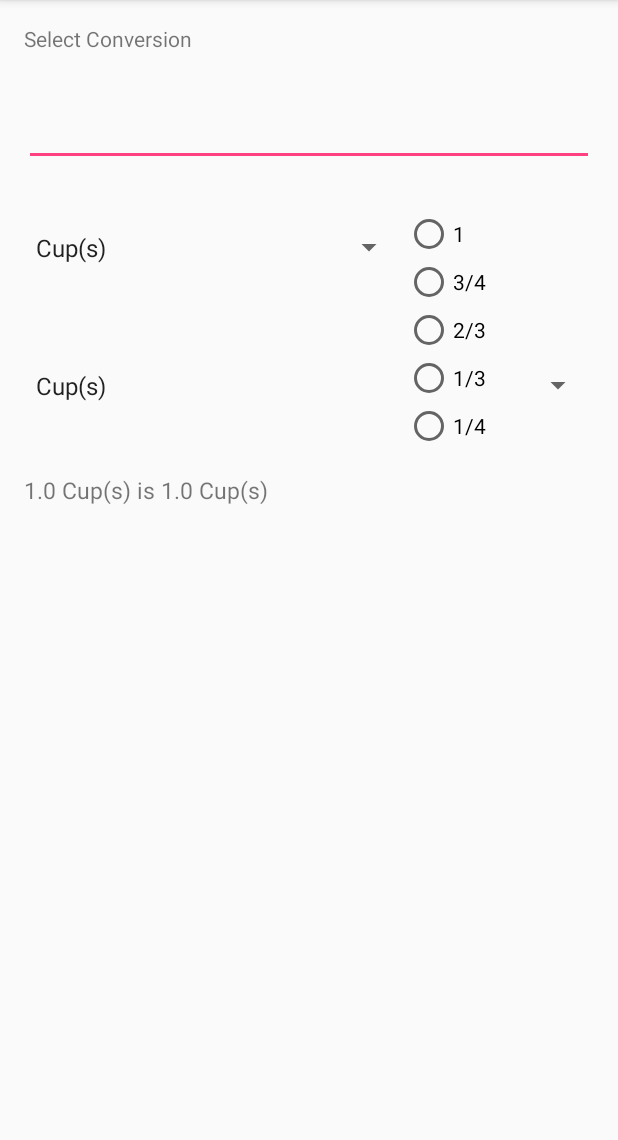
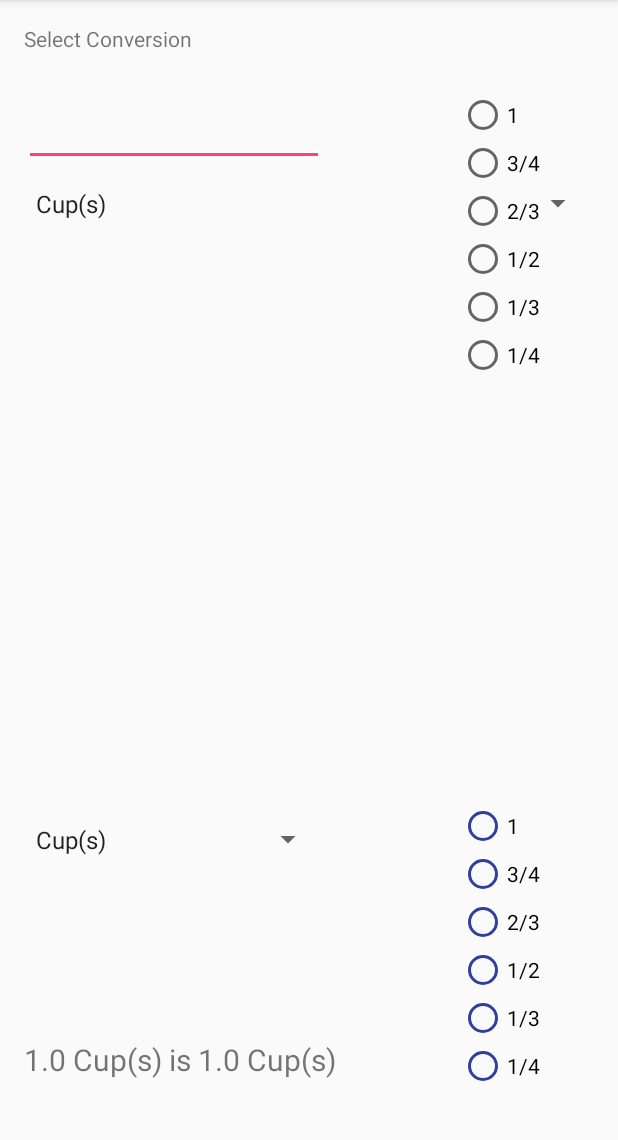
Before and after one commit to DeclanBuhrsmith/RecipeConverter, an Android app: the screen it shows after launch (MainActivity), on a phone screen of 412 x 824 dp, the part 84-1224 px from its top. Run offline under Robolectric (Android 15) with nearby library versions, the phone set to English and light mode, and no system bars.

Commit message:
Grinding this code

```diff
--- a/app/src/main/res/layout/activity_main.xml
+++ b/app/src/main/res/layout/activity_main.xml
@@ -19,16 +19,18 @@
     <TextView
         android:layout_width="wrap_content"
         android:layout_height="wrap_content"
-        android:layout_marginTop="300dp"
-        android:textSize="15dp"
+        android:textSize="20dp"
         android:id="@+id/convertedNum"
         android:text="@string/conversionDefault"
-        />
+        android:layout_marginBottom="32dp"
+        android:layout_alignParentBottom="true"
+        android:layout_alignParentLeft="true"
+        android:layout_alignParentStart="true" />
 
 
     <EditText
         android:id="@+id/editText"
-        android:layout_width="match_parent"
+        android:layout_width="200dp"
         android:layout_height="50dp"
         android:inputType="phone"
         android:layout_below="@+id/textView"
@@ -43,61 +45,127 @@
 
         android:layout_below="@+id/editText"
         android:layout_alignParentLeft="true"
-        android:layout_alignParentStart="true"
-        android:layout_marginTop="29dp"
-        android:layout_toLeftOf="@+id/radioGroup"
-        android:layout_toStartOf="@+id/radioGroup" />
+        android:layout_alignParentStart="true" />
 
     <Spinner
         android:id="@+id/conversion_spinner2"
-        android:layout_width="match_parent"
+        android:layout_width="200dp"
         android:layout_height="50dp"
 
-        android:layout_below="@+id/conversion_spinner"
+        android:layout_marginBottom="108dp"
+        android:layout_above="@+id/convertedNum"
         android:layout_alignParentLeft="true"
-        android:layout_alignParentStart="true"
-        android:layout_marginTop="42dp" />
+        android:layout_alignParentStart="true" />
 
     <RadioGroup
         android:layout_width="90dp"
-        android:layout_height="match_parent"
+        android:layout_height="fill_parent"
         android:id="@+id/radioGroup"
-        android:layout_marginRight="36dp"
-        android:layout_marginEnd="36dp"
-        android:layout_alignTop="@+id/conversion_spinner"
-        android:layout_alignRight="@+id/conversion_spinner2"
-        android:layout_alignEnd="@+id/conversion_spinner2"
-        android:layout_alignBottom="@+id/convertedNum">
+        android:layout_alignTop="@+id/editText"
+        android:layout_alignParentRight="true"
+        android:layout_alignParentEnd="true">
 
         <RadioButton
             android:layout_width="wrap_content"
             android:layout_height="wrap_content"
             android:text="1"
-            android:id="@+id/radioButton" />
+            android:onClick="selectOne"
+            android:id="@+id/radioButton"
+            android:longClickable="false" />
 
         <RadioButton
             android:layout_width="wrap_content"
             android:layout_height="wrap_content"
             android:text="3/4"
+            android:onClick="selectOne"
             android:id="@+id/radioButton2" />
 
         <RadioButton
             android:layout_width="wrap_content"
             android:layout_height="wrap_content"
             android:text="2/3"
+            android:onClick="selectOne"
             android:id="@+id/radioButton3" />
 
         <RadioButton
             android:layout_width="wrap_content"
             android:layout_height="wrap_content"
-            android:text="1/3"
+            android:text="1/2"
+            android:onClick="selectOne"
             android:id="@+id/radioButton4" />
 
         <RadioButton
             android:layout_width="wrap_content"
             android:layout_height="wrap_content"
+            android:text="1/3"
+            android:onClick="selectOne"
+            android:id="@+id/radioButton5" />
+
+        <RadioButton
+            android:layout_width="wrap_content"
+            android:layout_height="wrap_content"
             android:text="1/4"
-            android:id="@+id/radioButton5" />
+            android:onClick="selectOne"
+            android:id="@+id/radioButton6" />
+    </RadioGroup>
+
+    <RadioGroup
+        android:layout_width="match_parent"
+        android:layout_height="match_parent"
+        android:layout_alignParentRight="true"
+        android:layout_alignParentEnd="true"
+        android:id="@+id/radioGroup2"
+        android:layout_alignLeft="@+id/radioGroup"
+        android:layout_alignStart="@+id/radioGroup"
+        android:layout_alignTop="@+id/conversion_spinner2">
+
+        <RadioButton
+            android:layout_width="wrap_content"
+            android:layout_height="wrap_content"
+            android:text="1"
+            android:onClick="selectTwo"
+            android:id="@+id/radioButton7"
+            android:buttonTint="@color/colorPrimaryDark"/>/>
+
+        <RadioButton
+            android:layout_width="wrap_content"
+            android:layout_height="wrap_content"
+            android:text="3/4"
+            android:onClick="selectTwo"
+            android:id="@+id/radioButton8"
+            android:buttonTint="@color/colorPrimaryDark"/>
+
+        <RadioButton
+            android:layout_width="wrap_content"
+            android:layout_height="wrap_content"
+            android:text="2/3"
+            android:onClick="selectTwo"
+            android:id="@+id/radioButton9"
+            android:buttonTint="@color/colorPrimaryDark"/>
+
+        <RadioButton
+            android:layout_width="wrap_content"
+            android:layout_height="wrap_content"
+            android:text="1/2"
+            android:onClick="selectTwo"
+            android:id="@+id/radioButton10"
+            android:buttonTint="@color/colorPrimaryDark"/>
+
+        <RadioButton
+            android:layout_width="wrap_content"
+            android:layout_height="wrap_content"
+            android:text="1/3"
+            android:onClick="selectTwo"
+            android:id="@+id/radioButton11"
+            android:buttonTint="@color/colorPrimaryDark"/>
+
+        <RadioButton
+            android:layout_width="wrap_content"
+            android:layout_height="wrap_content"
+            android:text="1/4"
+            android:onClick="selectTwo"
+            android:id="@+id/radioButton12"
+            android:buttonTint="@color/colorPrimaryDark"/>
     </RadioGroup>
 
 
```
Also changed, not shown: app/src/main/java/com/decdaddy/declan/recipeconverter/MainActivity.java (+112 -13 lines).
